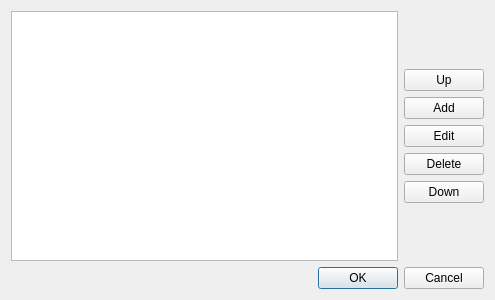
First picture: the form in src/property_dialog.ui, repository stream009/tray_timer, before the edit.
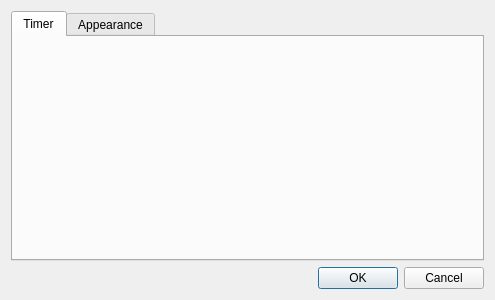
Second picture: the form after the edit. Custom widgets are drawn as their Qt base class.

The edit to the form file:
```diff
--- a/src/property_dialog.ui
+++ b/src/property_dialog.ui
@@ -15,76 +15,21 @@
   </property>
   <layout class="QVBoxLayout" name="verticalLayout_2">
    <item>
-    <layout class="QHBoxLayout" name="horizontalLayout">
-     <item>
-      <widget class="QTreeView" name="treeView"/>
-     </item>
-     <item>
-      <layout class="QVBoxLayout" name="verticalLayout">
-       <item>
-        <spacer name="verticalSpacer">
-         <property name="orientation">
-          <enum>Qt::Vertical</enum>
-         </property>
-         <property name="sizeHint" stdset="0">
-          <size>
-           <width>20</width>
-           <height>40</height>
-          </size>
-         </property>
-        </spacer>
-       </item>
-       <item>
-        <widget class="QPushButton" name="pushButton">
-         <property name="text">
-          <string>Up</string>
-         </property>
-        </widget>
-       </item>
-       <item>
-        <widget class="QPushButton" name="pushButton_3">
-         <property name="text">
-          <string>Add</string>
-         </property>
-        </widget>
-       </item>
-       <item>
-        <widget class="QPushButton" name="pushButton_4">
-         <property name="text">
-          <string>Edit</string>
-         </property>
-        </widget>
-       </item>
-       <item>
-        <widget class="QPushButton" name="pushButton_5">
-         <property name="text">
-          <string>Delete</string>
-         </property>
-        </widget>
-       </item>
-       <item>
-        <widget class="QPushButton" name="pushButton_2">
-         <property name="text">
-          <string>Down</string>
-         </property>
-        </widget>
-       </item>
-       <item>
-        <spacer name="verticalSpacer_2">
-         <property name="orientation">
-          <enum>Qt::Vertical</enum>
-         </property>
-         <property name="sizeHint" stdset="0">
-          <size>
-           <width>20</width>
-           <height>40</height>
-          </size>
-         </property>
-        </spacer>
-       </item>
-      </layout>
-     </item>
-    </layout>
+    <widget class="QTabWidget" name="tabWidget">
+     <property name="currentIndex">
+      <number>0</number>
+     </property>
+     <widget class="QWidget" name="timerTab">
+      <attribute name="title">
+       <string>Timer</string>
+      </attribute>
+     </widget>
+     <widget class="AppearanceSettingWidget" name="colorTab">
+      <attribute name="title">
+       <string>Appearance</string>
+      </attribute>
+     </widget>
+    </widget>
    </item>
    <item>
     <widget class="QDialogButtonBox" name="buttonBox">
@@ -98,7 +43,23 @@
    </item>
   </layout>
  </widget>
- <resources/>
+ <customwidgets>
+  <customwidget>
+   <class>TimerListWidget</class>
+   <extends>QWidget</extends>
+   <header>timer_list_widget.hpp</header>
+   <container>1</container>
+  </customwidget>
+  <customwidget>
+   <class>AppearanceSettingWidget</class>
+   <extends>QWidget</extends>
+   <header>appearance_setting_widget.hpp</header>
+   <container>1</container>
+  </customwidget>
+ </customwidgets>
+ <resources>
+  <include location="tray_timer.qrc"/>
+ </resources>
  <connections>
   <connection>
    <sender>buttonBox</sender>
```
Left out of the diff: 4 changed lines with no effect on the pictures.
